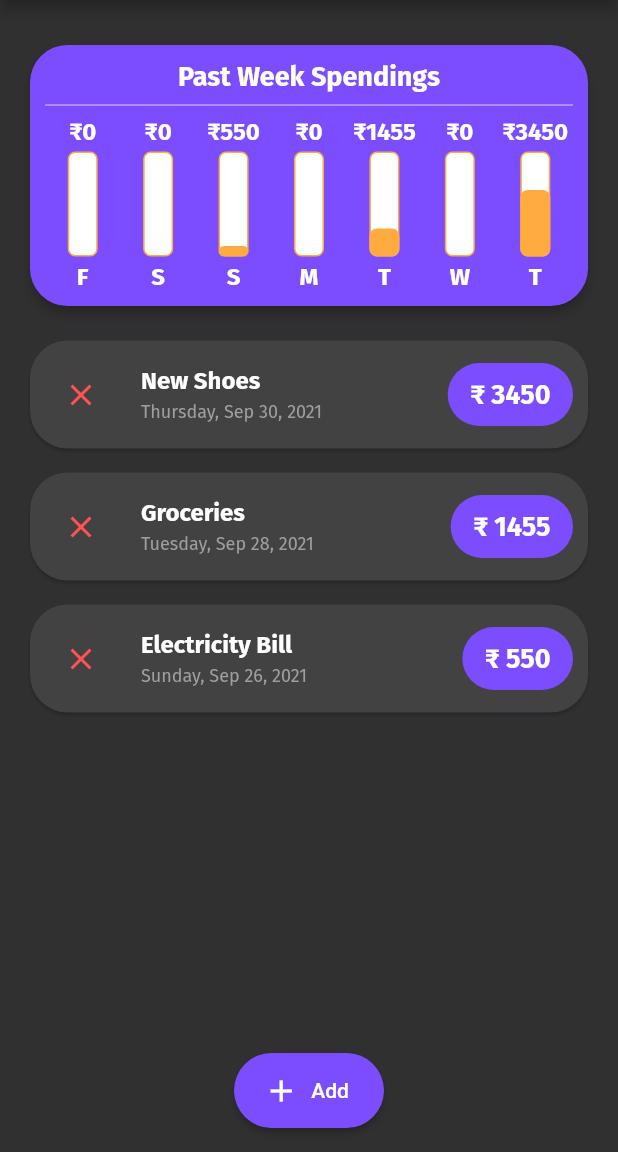
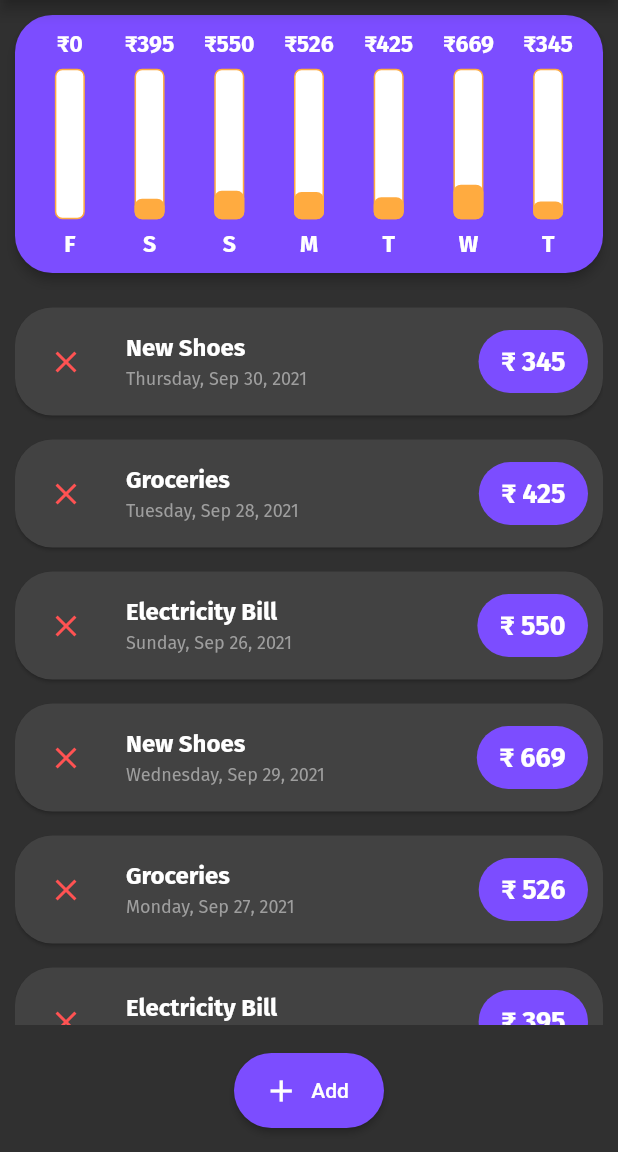
Before and after one commit to ANSH4195/expense-tracker, a Flutter app: the screen it shows after launch, on a phone screen of 412 x 824 dp, the part 84-1236 px from its top. Run offline on Flutter 3.47's test engine with Material 2 defaults, Android fonts, the phone set to English and light mode, and no system bars; project files that could hold a hidden picture were left out.

Commit message:
Dynamic Height & Responsive on landscape

```diff
--- a/lib/chart_widgets/chart_bar.dart
+++ b/lib/chart_widgets/chart_bar.dart
@@ -13,9 +13,17 @@ class ChartBar extends StatelessWidget {
 
   @override
   Widget build(BuildContext context) {
-    return Column(
+    final isPortrait =
+        MediaQuery.of(context).orientation == Orientation.portrait;
+    return LayoutBuilder(builder: (ctx, constraints) {
+      final height = constraints.maxHeight;
+      final width = constraints.maxWidth;
+      return isPortrait
+          ? Column(
               children: [
-        FittedBox(
+                SizedBox(
+                  height: height * 0.12,
+                  child: FittedBox(
                     child: Text(
                       '₹$spent',
                       style: TextStyle(
@@ -23,9 +31,10 @@ class ChartBar extends StatelessWidget {
                       ),
                     ),
                   ),
-        SizedBox(height: 4),
+                ),
+                SizedBox(height: height * 0.05),
                 SizedBox(
-          height: 70,
+                  height: height * 0.66,
                   width: 20,
                   child: Stack(
                     alignment: AlignmentDirectional.bottomCenter,
@@ -52,14 +61,76 @@ class ChartBar extends StatelessWidget {
                     ],
                   ),
                 ),
-        SizedBox(height: 4),
-        Text(
+                SizedBox(height: height * 0.05),
+                SizedBox(
+                  height: height * 0.12,
+                  child: FittedBox(
+                    child: Text(
                       label,
                       style: TextStyle(
                         color: Colors.white,
                       ),
                     ),
+                  ),
+                ),
+              ],
+            )
+          : Row(
+              children: [
+                SizedBox(
+                  width: width * 0.12,
+                  child: FittedBox(
+                    child: Text(
+                      label,
+                      style: TextStyle(
+                        color: Colors.white,
+                      ),
+                    ),
+                  ),
+                ),
+                SizedBox(width: width * 0.05),
+                SizedBox(
+                  width: width * 0.66,
+                  height: 20,
+                  child: Stack(
+                    alignment: AlignmentDirectional.centerStart,
+                    children: [
+                      Container(
+                        decoration: BoxDecoration(
+                          border: Border.all(
+                            color: Colors.orangeAccent,
+                            width: 1,
+                          ),
+                          color: Colors.white,
+                          borderRadius: BorderRadius.circular(5),
+                        ),
+                      ),
+                      FractionallySizedBox(
+                        widthFactor: spentPercentage,
+                        child: Container(
+                          decoration: BoxDecoration(
+                            color: Colors.orangeAccent,
+                            borderRadius: BorderRadius.circular(5),
+                          ),
+                        ),
+                      ),
+                    ],
+                  ),
+                ),
+                SizedBox(width: width * 0.05),
+                SizedBox(
+                  width: width * 0.12,
+                  child: FittedBox(
+                    child: Text(
+                      '₹$spent',
+                      style: TextStyle(
+                        color: Colors.white,
+                      ),
+                    ),
+                  ),
+                ),
               ],
             );
+    });
   }
 }
--- a/lib/chart_widgets/chart_list.dart
+++ b/lib/chart_widgets/chart_list.dart
@@ -8,8 +8,8 @@ class ChartList extends StatelessWidget {
   final List<Transaction> recentTransactions;
   const ChartList(this.recentTransactions, {Key? key}) : super(key: key);
 
-  List<Map<String, Object>> get chartValues {
-    return List.generate(7, (index) {
+  List<Map<String, Object>> chartValues(bool isPortrait) {
+    final values = List.generate(7, (index) {
       final weekDay = DateTime.now().subtract(Duration(days: index));
       int daySum = 0;
       for (var trx in recentTransactions) {
@@ -23,11 +23,16 @@ class ChartList extends StatelessWidget {
         'day': DateFormat.E().format(weekDay).substring(0, 1),
         'amount': daySum,
       };
-    }).reversed.toList();
+    });
+    if (isPortrait) {
+      return values.reversed.toList();
+    } else {
+      return values;
+    }
   }
 
   int get totalSpendings {
-    return chartValues.fold(
+    return chartValues(false).fold(
       0,
       (previousValue, trx) => previousValue + (trx['amount'] as int),
     );
@@ -35,6 +40,8 @@ class ChartList extends StatelessWidget {
 
   @override
   Widget build(BuildContext context) {
+    final isPortrait =
+        MediaQuery.of(context).orientation == Orientation.portrait;
     return Card(
       color: Theme.of(context).colorScheme.secondary,
       margin: EdgeInsets.only(bottom: 15),
@@ -44,19 +51,24 @@ class ChartList extends StatelessWidget {
       elevation: 3,
       child: Padding(
         padding: const EdgeInsets.all(10),
-        child: Column(
-          children: [
-            Text(
-              'Past Week Spendings',
-              textAlign: TextAlign.center,
-              style: Theme.of(context).textTheme.bodyText1,
+        child: isPortrait
+            ? Row(
+                mainAxisAlignment: MainAxisAlignment.spaceAround,
+                children: chartValues(isPortrait).map((trx) {
+                  final percent = (trx['amount'] as int) / totalSpendings;
+                  return Flexible(
+                    fit: FlexFit.tight,
+                    child: ChartBar(
+                      label: (trx['day'] as String),
+                      spent: (trx['amount'] as int),
+                      spentPercentage: percent,
                     ),
-            Divider(
-              color: Colors.white70,
-            ),
-            Row(
+                  );
+                }).toList(),
+              )
+            : Column(
                 mainAxisAlignment: MainAxisAlignment.spaceAround,
-              children: chartValues.map((trx) {
+                children: chartValues(isPortrait).map((trx) {
                   final percent = (trx['amount'] as int) / totalSpendings;
                   return Flexible(
                     fit: FlexFit.tight,
@@ -68,8 +80,6 @@ class ChartList extends StatelessWidget {
                   );
                 }).toList(),
               ),
-          ],
-        ),
       ),
     );
   }
--- a/lib/main.dart
+++ b/lib/main.dart
@@ -82,13 +82,13 @@ class _MyHomePageState extends State<MyHomePage> {
     Transaction(
       id: 'AEX564',
       title: "New Shoes",
-      amount: 3450,
+      amount: 345,
       date: DateTime.now().subtract(Duration(days: 0)),
     ),
     Transaction(
       id: 'HYA599',
       title: "Groceries",
-      amount: 1455,
+      amount: 425,
       date: DateTime.now().subtract(Duration(days: 2)),
     ),
     Transaction(
@@ -96,6 +96,24 @@ class _MyHomePageState extends State<MyHomePage> {
       title: "Electricity Bill",
       amount: 550,
       date: DateTime.now().subtract(Duration(days: 4)),
+    ),
+    Transaction(
+      id: 'AEJ564',
+      title: "New Shoes",
+      amount: 669,
+      date: DateTime.now().subtract(Duration(days: 1)),
+    ),
+    Transaction(
+      id: 'HYA899',
+      title: "Groceries",
+      amount: 526,
+      date: DateTime.now().subtract(Duration(days: 3)),
+    ),
+    Transaction(
+      id: 'OIJ232',
+      title: "Electricity Bill",
+      amount: 395,
+      date: DateTime.now().subtract(Duration(days: 5)),
     ),
   ];
 
@@ -139,6 +157,12 @@ class _MyHomePageState extends State<MyHomePage> {
 
   @override
   Widget build(BuildContext context) {
+    final isPortrait =
+        MediaQuery.of(context).orientation == Orientation.portrait;
+    final useableHeight = MediaQuery.of(context).size.height -
+        kToolbarHeight -
+        MediaQuery.of(context).padding.top;
+    final useableWidth = MediaQuery.of(context).size.width - 20;
     return Scaffold(
       appBar: AppBar(
         title: Text(widget.title),
@@ -150,15 +174,41 @@ class _MyHomePageState extends State<MyHomePage> {
         ],
       ),
       body: Container(
-        margin: EdgeInsets.symmetric(vertical: 30, horizontal: 20),
-        child: SingleChildScrollView(
-          child: Column(
-            children: [
-              ChartList(_lastWeekTransactions),
-              TransactionList(_transactions, _deleteTransaction),
-            ],
-          ),
-        ),
+        margin: EdgeInsets.all(10),
+        child: isPortrait
+            ? SingleChildScrollView(
+                child: Column(
+                  children: [
+                    SizedBox(
+                      height: (useableHeight - 20) * 0.25,
+                      child: ChartList(_lastWeekTransactions),
+                    ),
+                    SizedBox(
+                      height: (useableHeight - 20) * 0.65,
+                      child: TransactionList(_transactions, _deleteTransaction),
+                    ),
+                  ],
+                ),
+              )
+            : Row(
+                crossAxisAlignment: CrossAxisAlignment.start,
+                children: [
+                  SizedBox(
+                    width: useableWidth * 0.33,
+                    child: ChartList(_lastWeekTransactions),
+                  ),
+                  SizedBox(
+                    width: useableWidth * 0.02,
+                  ),
+                  SizedBox(
+                    width: useableWidth * 0.65,
+                    child: SizedBox(
+                      height: useableHeight * 0.8,
+                      child: TransactionList(_transactions, _deleteTransaction),
+                    ),
+                  ),
+                ],
+              ),
       ),
       floatingActionButton: ElevatedButton.icon(
         icon: Icon(Icons.add),
--- a/lib/transaction_widgets/transaction_list.dart
+++ b/lib/transaction_widgets/transaction_list.dart
@@ -11,9 +11,7 @@ class TransactionList extends StatelessWidget {
 
   @override
   Widget build(BuildContext context) {
-    return SizedBox(
-      height: 450,
-      child: ListView.builder(
+    return ListView.builder(
       itemBuilder: (context, index) {
         return TransactionItem(
           id: transactions[index].id,
@@ -24,7 +22,6 @@ class TransactionList extends StatelessWidget {
         );
       },
       itemCount: transactions.length,
-      ),
     );
   }
 }
```
Lines whose indentation alone changed are shown as unchanged.
